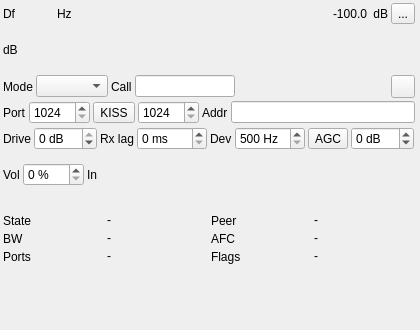
Old version of the form plugins/channelrx/demodvara/varademodgui.ui in the repository ve3ukw/sdrangel.
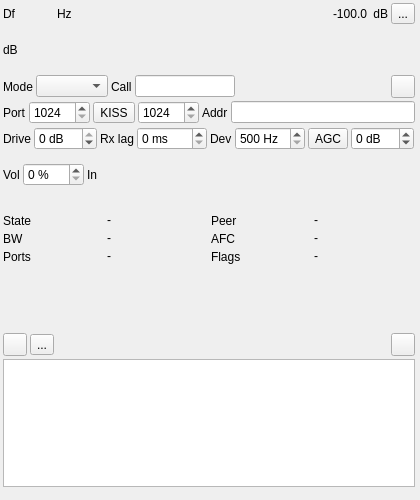
New version of the form. Icons and pictures are not drawn. Custom widgets are drawn as their Qt base class.

```diff
--- a/plugins/channelrx/demodvara/varademodgui.ui
+++ b/plugins/channelrx/demodvara/varademodgui.ui
@@ -7,7 +7,7 @@
     <x>0</x>
     <y>0</y>
     <width>420</width>
-    <height>330</height>
+    <height>500</height>
    </rect>
   </property>
   <property name="sizePolicy">
@@ -729,6 +729,138 @@
     </item>
    </layout>
   </widget>
+  <widget class="QWidget" name="logContainer" native="true">
+   <property name="geometry">
+    <rect>
+     <x>0</x>
+     <y>330</y>
+     <width>418</width>
+     <height>160</height>
+    </rect>
+   </property>
+   <property name="sizePolicy">
+    <sizepolicy hsizetype="Expanding" vsizetype="Expanding">
+     <horstretch>0</horstretch>
+     <verstretch>0</verstretch>
+    </sizepolicy>
+   </property>
+   <property name="minimumSize">
+    <size>
+     <width>400</width>
+     <height>0</height>
+    </size>
+   </property>
+   <property name="windowTitle">
+    <string>Log</string>
+   </property>
+   <layout class="QVBoxLayout" name="logLayout">
+    <property name="spacing">
+     <number>3</number>
+    </property>
+    <property name="leftMargin">
+     <number>3</number>
+    </property>
+    <property name="topMargin">
+     <number>3</number>
+    </property>
+    <property name="rightMargin">
+     <number>3</number>
+    </property>
+    <property name="bottomMargin">
+     <number>3</number>
+    </property>
+    <item>
+     <layout class="QHBoxLayout" name="logButtonsLayout">
+      <item>
+       <widget class="ButtonSwitch" name="logEnable">
+        <property name="toolTip">
+         <string>Start/stop appending the modem's log to a file</string>
+        </property>
+        <property name="text">
+         <string/>
+        </property>
+        <property name="icon">
+         <iconset resource="../../../sdrgui/resources/res.qrc">
+          <normaloff>:/record_off.png</normaloff>:/record_off.png</iconset>
+        </property>
+        <property name="checkable">
+         <bool>true</bool>
+        </property>
+       </widget>
+      </item>
+      <item>
+       <widget class="QToolButton" name="logFilename">
+        <property name="toolTip">
+         <string>Set log filename</string>
+        </property>
+        <property name="text">
+         <string>...</string>
+        </property>
+        <property name="icon">
+         <iconset resource="../../../sdrgui/resources/res.qrc">
+          <normaloff>:/save.png</normaloff>:/save.png</iconset>
+        </property>
+       </widget>
+      </item>
+      <item>
+       <spacer name="logButtonsSpacer">
+        <property name="orientation">
+         <enum>Qt::Horizontal</enum>
+        </property>
+        <property name="sizeHint" stdset="0">
+         <size>
+          <width>40</width>
+          <height>20</height>
+         </size>
+        </property>
+       </spacer>
+      </item>
+      <item>
+       <widget class="QToolButton" name="clearLog">
+        <property name="toolTip">
+         <string>Clear the log shown (not the file)</string>
+        </property>
+        <property name="text">
+         <string/>
+        </property>
+        <property name="icon">
+         <iconset resource="../../../sdrgui/resources/res.qrc">
+          <normaloff>:/bin.png</normaloff>:/bin.png</iconset>
+        </property>
+       </widget>
+      </item>
+     </layout>
+    </item>
+    <item>
+     <widget class="QPlainTextEdit" name="log">
+      <property name="minimumSize">
+       <size>
+        <width>0</width>
+        <height>100</height>
+       </size>
+      </property>
+      <property name="font">
+       <font>
+        <family>Liberation Mono</family>
+        <pointsize>9</pointsize>
+       </font>
+      </property>
+      <property name="toolTip">
+       <string>What the modem shows on its console: connections, link changes and errors</string>
+      </property>
+      <property name="lineWrapMode">
+       <enum>QPlainTextEdit::NoWrap</enum>
+      </property>
+      <property name="readOnly">
+       <bool>true</bool>
+      </property>
+      <property name="maximumBlockCount">
+       <number>2000</number>
+      </property>
+     </widget>
+    </item>
+   </layout>
+  </widget>
  </widget>
  <customwidgets>
   
```
Left out of the diff: 4 changed lines with no effect on the pictures.
